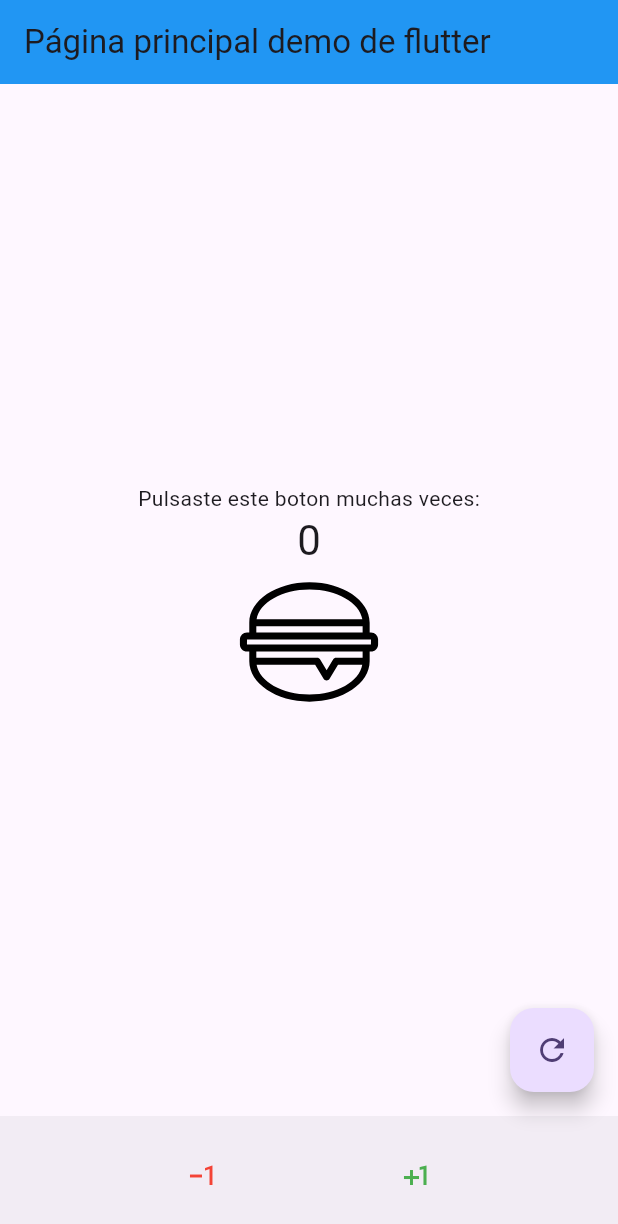
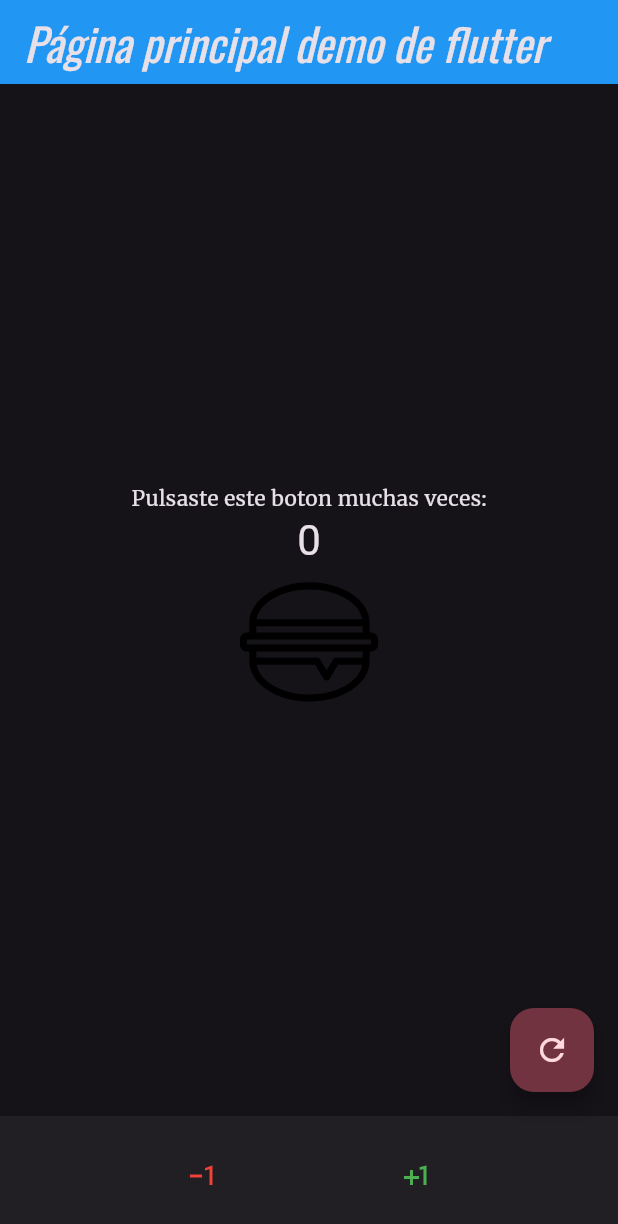
Before and after one commit to KevinATJ/3479A321_2022479006, a Flutter app: the screen it shows after launch, on a phone screen of 412 x 824 dp. Shown: the top 1224 px of the screen. Run offline on Flutter 3.47's test engine with Material 3 defaults, Android fonts, the phone set to English and light mode, and no system bars; our stand-ins replace flutter_svg, google_fonts, logger.

Commit message:
todo hasta el punto 5

```diff
--- a/lib/main.dart
+++ b/lib/main.dart
@@ -1,5 +1,7 @@
 import 'package:flutter/material.dart';
 import 'package:flutter_svg/flutter_svg.dart';
+import 'package:google_fonts/google_fonts.dart';
+import 'package:logger/logger.dart';
 
 void main() {
   runApp(const MyApp());
@@ -8,29 +10,31 @@ void main() {
 class MyApp extends StatelessWidget {
   const MyApp({super.key});
 
-  // This widget is the root of your application.
   @override
   Widget build(BuildContext context) {
+    var logger = Logger();
+    logger.d("Logger is working!");
+
     return MaterialApp(
-      title: 'Laboratorio 1 Flutter',
+      title: 'Laboratorio 2 Flutter',
       theme: ThemeData(
-        // This is the theme of your application.
-        //
-        // TRY THIS: Try running your application with "flutter run". You'll see
-        // the application has a purple toolbar. Then, without quitting the app,
-        // try changing the seedColor in the colorScheme below to Colors.green
-        // and then invoke "hot reload" (save your changes or press the "hot
-        // reload" button in a Flutter-supported IDE, or press "r" if you used
-        // the command line to start the app).
-        //
-        // Notice that the counter didn't reset back to zero; the application
-        // state is not lost during the reload. To reset the state, use hot
-        // restart instead.
-        //
-        // This works for code too, not just values: Most code changes can be
-        // tested with just a hot reload.
-        colorScheme: ColorScheme.fromSeed(seedColor: Colors.deepPurple),
+        colorScheme: ColorScheme.fromSeed(
+          seedColor: Colors.deepPurple,
+          brightness: Brightness.dark,
+        ),
         useMaterial3: true,
+        textTheme: TextTheme(
+          displayLarge: const TextStyle(
+            fontSize: 72,
+            fontWeight: FontWeight.bold,
+          ),
+          titleLarge: GoogleFonts.oswald(
+            fontSize: 30,
+            fontStyle: FontStyle.italic,
+          ),
+          bodyMedium: GoogleFonts.merriweather(),
+          displaySmall: GoogleFonts.pacifico(),
+        ),
       ),
       home: const MyHomePage(title: 'Página principal demo de flutter'),
     );
@@ -40,14 +44,7 @@ class MyApp extends StatelessWidget {
 class MyHomePage extends StatefulWidget {
   const MyHomePage({super.key, required this.title});
 
-  // This widget is the home page of your application. It is stateful, meaning
-  // that it has a State object (defined below) that contains fields that affect
-  // how it looks.
 
-  // This class is the configuration for the state. It holds the values (in this
-  // case the title) provided by the parent (in this case the App widget) and
-  // used by the build method of the State. Fields in a Widget subclass are
-  // always marked "final".
 
   final String title;
 
@@ -57,6 +54,7 @@ class MyHomePage extends StatefulWidget {
 
 class _MyHomePageState extends State<MyHomePage> {
   int _counter = 0;
+  Logger secondlogger = Logger();
 
   String iconPath = 'assets/icons/Hamburguesa.svg';
 
@@ -103,6 +101,7 @@ class _MyHomePageState extends State<MyHomePage> {
 
   @override
   Widget build(BuildContext context) {
+    secondlogger.d('Second logger MyHomePage is working!');
 
     return Scaffold(
       appBar: AppBar(
@@ -135,10 +134,17 @@ class _MyHomePageState extends State<MyHomePage> {
         ),
       ),
       bottomNavigationBar: _bottomButtons(),
-      floatingActionButton: FloatingActionButton(
-        onPressed: _resetCounter,
-        tooltip: 'Resetear',
-        child: const Icon(Icons.refresh),
+      floatingActionButton: Theme(
+        data: Theme.of(context).copyWith(
+          colorScheme: ColorScheme.fromSeed(
+            seedColor: Colors.pink,
+            brightness: Brightness.dark,
+          ),
+        ),
+        child: FloatingActionButton(
+          onPressed: _resetCounter,
+          child: const Icon(Icons.refresh),
+        ),
       ), // This trailing comma makes auto-formatting nicer for build methods.
     );
   }
--- a/pubspec.yaml
+++ b/pubspec.yaml
@@ -36,6 +36,9 @@ dependencies:
   # Use with the CupertinoIcons class for iOS style icons.
   cupertino_icons: ^1.0.8
   flutter_svg: ^2.0.10+1
+  google_fonts: ^6.2.1
+  logger: ^2.4.0
+
 
 dev_dependencies:
   flutter_test:
@@ -61,6 +64,8 @@ flutter:
 
   assets:
     - assets/icons/
+
+
 
   # To add assets to your application, add an assets section, like this:
   # assets:
```
Also changed, not shown: pubspec.lock, 1 other file.
